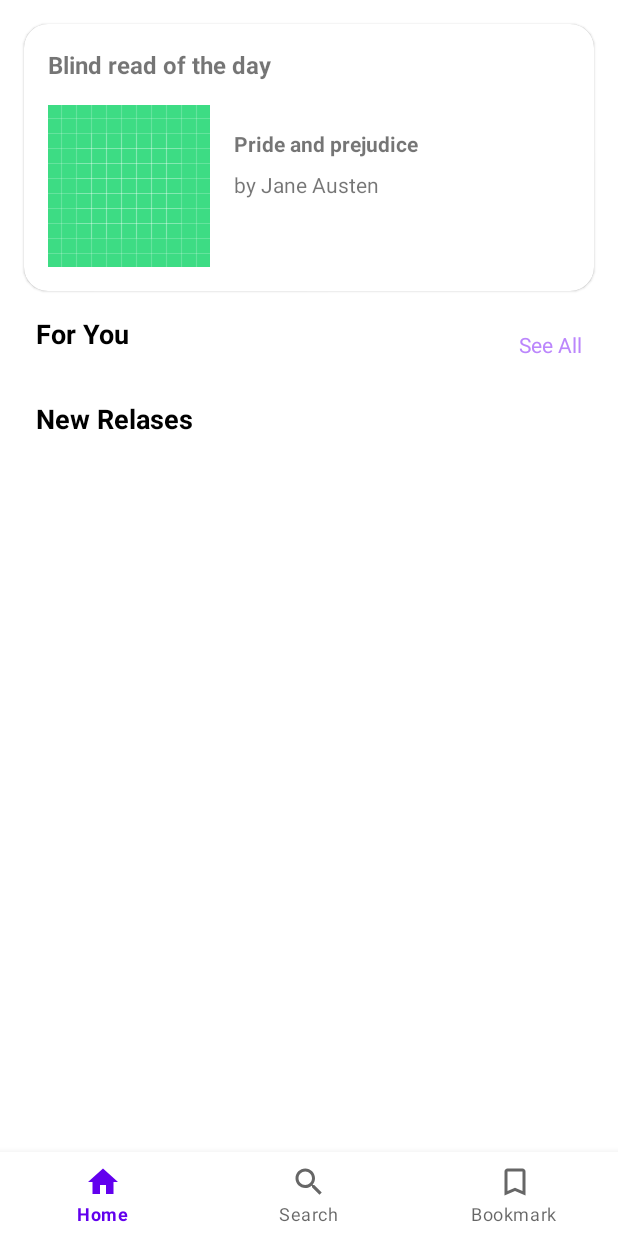
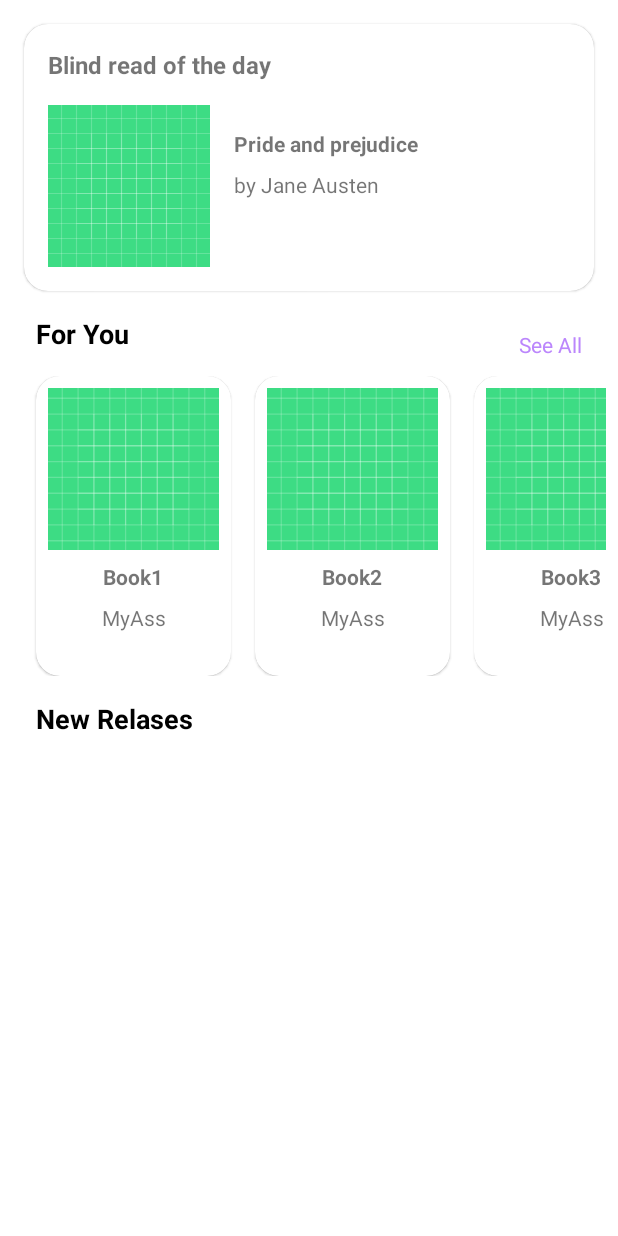
Before and after one commit to Lamsses/BookWorm, an Android app: the MainActivity screen opened directly, with no data from a screen before it, on a phone screen of 412 x 824 dp. Run offline under Robolectric (Android 15) with nearby library versions, the phone set to English and light mode, and no system bars.

Commit message:
add RecyclerView Data Bind and onClick item page data

```diff
--- a/app/build.gradle
+++ b/app/build.gradle
@@ -27,9 +27,7 @@ android {
         targetCompatibility JavaVersion.VERSION_1_8
     }
 }
-buildFeatures {
-    viewBinding true
-}
+
 dependencies {
 
     implementation 'androidx.appcompat:appcompat:1.4.1'
--- a/app/src/main/java/com/example/myapplication/MainActivity.java
+++ b/app/src/main/java/com/example/myapplication/MainActivity.java
@@ -1,24 +1,51 @@
 package com.example.myapplication;
 
 import androidx.appcompat.app.AppCompatActivity;
+import androidx.recyclerview.widget.RecyclerView;
 
 import android.content.Intent;
 import android.os.Bundle;
-import android.view.View;
-import android.widget.Button;
 import android.widget.TextView;
 
-import org.w3c.dom.Text;
+import com.example.myapplication.adapters.ForYou_RecyclerViewAdapter;
+import com.example.myapplication.models.Book;
 
-public class MainActivity extends AppCompatActivity {
-     TextView SeeAll;
+import java.util.ArrayList;
+
+public class MainActivity extends AppCompatActivity implements RecyclerViewInterface {
+    TextView SeeAll;
+    ArrayList<Book> Books = new ArrayList<>();
+
+
     @Override
     protected void onCreate(Bundle savedInstanceState) {
         super.onCreate(savedInstanceState);
         setContentView(R.layout.activity_main);
-         SeeAll = findViewById(R.id.seeall_foryou_text);
+
+        SeeAll = findViewById(R.id.seeall_foryou_text);
         SeeAll.setOnClickListener(v ->
-                startActivity(new Intent(MainActivity.this,ForYouAll.class)));
+                startActivity(new Intent(MainActivity.this, ForYouPageActivity.class)));
+        RecyclerView forYouRecyclerView = findViewById(R.id.foryou_rv);
+
+        Books.add(new Book(1, "Book1", "noice book", "MyAss", 1));
+        Books.add(new Book(2, "Book2", "noice book", "MyAss", 1));
+        Books.add(new Book(3, "Book3", "noice book", "MyAss", 1));
+        Books.add(new Book(4, "Book4", "noice book", "MyAss", 1));
+        Books.add(new Book(5, "Book5", "noice book", "MyAss", 1));
+
+        ForYou_RecyclerViewAdapter adapter = new ForYou_RecyclerViewAdapter(this, Books, this);
+        forYouRecyclerView.setAdapter(adapter);
+
+
+    }
+
+    @Override
+    public void onItemClick(int position) {
+        Intent intent = new Intent(MainActivity.this, BookPageActivity.class);
+        intent.putExtra("BOOK_NAME",Books.get(position).getTitle());
+        intent.putExtra("BOOK_CONTENT",Books.get(position).getDescription());
+        intent.putExtra("BOOK_IMAGE",R.drawable.ic_launcher_background);
+        startActivity(intent);
 
 
     }
--- /dev/null
+++ b/app/src/main/java/com/example/myapplication/RecyclerViewInterface.java
@@ -0,0 +1,5 @@
+package com.example.myapplication;
+
+public interface RecyclerViewInterface  {
+    void onItemClick(int position);
+}
--- /dev/null
+++ b/app/src/main/java/com/example/myapplication/adapters/ForYou_RecyclerViewAdapter.java
@@ -0,0 +1,73 @@
+package com.example.myapplication.adapters;
+
+import android.content.Context;
+import android.view.LayoutInflater;
+import android.view.View;
+import android.view.ViewGroup;
+import android.widget.ImageView;
+import android.widget.TextView;
+
+import androidx.annotation.NonNull;
+import androidx.recyclerview.widget.RecyclerView;
+
+import com.example.myapplication.R;
+import com.example.myapplication.RecyclerViewInterface;
+import com.example.myapplication.models.Book;
+
+import java.util.ArrayList;
+
+public class ForYou_RecyclerViewAdapter extends RecyclerView.Adapter<ForYou_RecyclerViewAdapter.MyViewHolder> {
+    Context context;
+    ArrayList<Book> Books;
+    private final RecyclerViewInterface recyclerViewInterface;
+    public ForYou_RecyclerViewAdapter(Context context, ArrayList<Book> Books, RecyclerViewInterface recyclerViewInterface)
+    {
+        this.context = context;
+        this.Books = Books;
+        this.recyclerViewInterface = recyclerViewInterface;
+    }
+    @NonNull
+    @Override
+    public ForYou_RecyclerViewAdapter.MyViewHolder onCreateViewHolder(@NonNull ViewGroup parent, int viewType) {
+        LayoutInflater inflater = LayoutInflater.from(context);
+        View view = inflater.inflate(R.layout.card,parent,false);
+
+        return new ForYou_RecyclerViewAdapter.MyViewHolder(view,recyclerViewInterface);
+    }
+
+    @Override
+    public void onBindViewHolder(@NonNull ForYou_RecyclerViewAdapter.MyViewHolder holder, int position) {
+    holder.bookTitle.setText(Books.get(position).getTitle());
+    holder.authorName.setText(Books.get(position).getAuthorName());
+    holder.imageView.setImageResource(R.drawable.ic_launcher_background);
+    }
+
+    @Override
+    public int getItemCount() {
+        return Books.size();
+    }
+    public static class MyViewHolder extends RecyclerView.ViewHolder{
+
+        ImageView imageView;
+        TextView bookTitle;
+        TextView authorName;
+        public MyViewHolder(@NonNull View itemView, RecyclerViewInterface recyclerViewInterface) {
+            super(itemView);
+            imageView = itemView.findViewById(R.id.mv_book);
+            bookTitle = itemView.findViewById(R.id.tv_book_title);
+            authorName = itemView.findViewById(R.id.tv_author_name);
+            itemView.setOnClickListener(new View.OnClickListener() {
+                @Override
+                public void onClick(View view) {
+                    if (recyclerViewInterface != null){
+                        int position = getAdapterPosition();
+                        if (position != RecyclerView.NO_POSITION){
+                            recyclerViewInterface.onItemClick(position);
+                        }
+
+                    }
+                }
+            });
+        }
+    }
+}
--- a/app/src/main/java/com/example/myapplication/models/Book.java
+++ b/app/src/main/java/com/example/myapplication/models/Book.java
@@ -4,12 +4,14 @@ public class Book {
     private int id;
     private String title;
     private String description;
+    private String authorName;
     private int categoryId;
 
-    public Book(int id, String title, String description, int categoryId) {
+    public Book(int id, String title, String description, String authorName, int categoryId) {
         this.id = id;
         this.title = title;
         this.description = description;
+        this.authorName = authorName;
         this.categoryId = categoryId;
     }
 
@@ -44,4 +46,12 @@ public class Book {
     public void setCategoryId(int categoryId) {
         this.categoryId = categoryId;
     }
+
+    public String getAuthorName() {
+        return authorName;
+    }
+
+    public void setAuthorName(String authorName) {
+        this.authorName = authorName;
+    }
 }
--- a/app/src/main/res/layout/activity_main.xml
+++ b/app/src/main/res/layout/activity_main.xml
@@ -95,6 +95,7 @@
             android:layout_marginHorizontal="24dp"
             app:layout_constraintTop_toTopOf="parent"/>
         <androidx.recyclerview.widget.RecyclerView
+            android:id="@+id/foryou_rv"
             android:layout_width="match_parent"
             android:layout_height="wrap_content"
             app:layoutManager="androidx.recyclerview.widget.LinearLayoutManager"
@@ -134,31 +135,8 @@
             android:layout_marginHorizontal="8dp"
             android:orientation="horizontal"/>
 
-
-
-
-
+    </androidx.constraintlayout.widget.ConstraintLayout>
 
 
 
 </androidx.constraintlayout.widget.ConstraintLayout>
-    <FrameLayout
-        android:layout_width="0dp"
-        android:layout_height="0dp"
-        app:layout_constraintBottom_toTopOf="@id/nav"
-        app:layout_constraintEnd_toEndOf="parent"
-        app:layout_constraintStart_toStartOf="parent"
-        app:layout_constraintTop_toTopOf="parent">
-    </FrameLayout>
-
-    <com.google.android.material.bottomnavigation.BottomNavigationView
-        android:id="@+id/nav"
-        android:layout_width="match_parent"
-        android:layout_height="wrap_content"
-        app:layout_constraintBottom_toBottomOf="parent"
-        app:layout_constraintEnd_toEndOf="parent"
-        app:layout_constraintStart_toStartOf="parent"
-        app:menu="@menu/bottem_nav_menu"/>
-
-
-</androidx.constraintlayout.widget.ConstraintLayout>
--- a/app/src/main/res/layout/card.xml
+++ b/app/src/main/res/layout/card.xml
@@ -39,6 +39,7 @@
                 app:layout_constraintTop_toBottomOf="@id/mv_book" />
 
             <TextView
+                android:id="@+id/tv_author_name"
                 android:layout_width="wrap_content"
                 android:layout_height="wrap_content"
                 android:layout_marginTop="8dp"
```
Also changed, not shown: app/src/main/AndroidManifest.xml (+16 -6 lines), app/src/main/java/com/example/myapplication/BookPageActivity.java (added, +28 -0 lines), app/src/main/java/com/example/myapplication/CategorySelectActivity.java (added, +15 -0 lines), app/src/main/java/com/example/myapplication/ForYouPageActivity.java (renamed from app/src/main/java/com/example/myapplication/WelcomPage.java, +5 -3 lines), app/src/main/java/com/example/myapplication/WelcomePageActivity.java (renamed from app/src/main/java/com/example/myapplication/ForYouAll.java, +3 -4 lines), app/src/main/res/layout/category_selection.xml (+33 -30 lines). Lines whose indentation alone changed are shown as unchanged.
